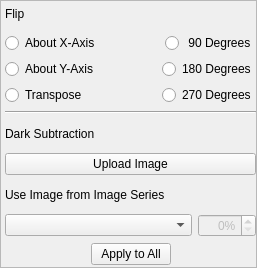
The window that hexrd/ui/resources/ui/tab_frame.ui (HEXRD/hexrdgui) describes before a commit, drawn with Qt 5.
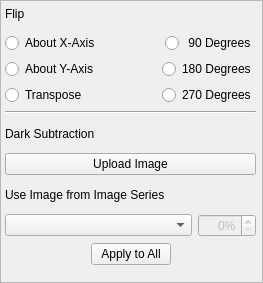
The same window after the commit.

Patch:
```diff
--- a/hexrd/ui/resources/ui/tab_frame.ui
+++ b/hexrd/ui/resources/ui/tab_frame.ui
@@ -6,8 +6,8 @@
    <rect>
     <x>0</x>
     <y>0</y>
-    <width>257</width>
-    <height>268</height>
+    <width>263</width>
+    <height>283</height>
    </rect>
   </property>
   <property name="windowTitle">
```
